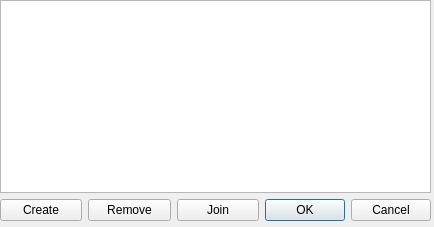
gitter-badger/simplechatclient, file ui/channel_homes.ui: the form before one commit.
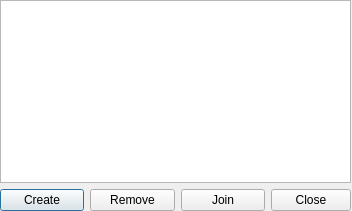
The form after the commit. Icons and pictures are not drawn.

Patch:
```diff
--- a/ui/channel_homes.ui
+++ b/ui/channel_homes.ui
@@ -6,20 +6,20 @@
    <rect>
     <x>0</x>
     <y>0</y>
-    <width>434</width>
-    <height>227</height>
+    <width>352</width>
+    <height>211</height>
    </rect>
   </property>
   <property name="minimumSize">
    <size>
-    <width>434</width>
-    <height>227</height>
+    <width>352</width>
+    <height>211</height>
    </size>
   </property>
   <property name="maximumSize">
    <size>
-    <width>434</width>
-    <height>227</height>
+    <width>352</width>
+    <height>211</height>
    </size>
   </property>
   <property name="windowTitle">
@@ -34,8 +34,8 @@
     <rect>
      <x>0</x>
      <y>0</y>
-     <width>431</width>
-     <height>221</height>
+     <width>351</width>
+     <height>211</height>
     </rect>
    </property>
    <layout class="QVBoxLayout" name="verticalLayout">
@@ -87,7 +87,7 @@
          </sizepolicy>
         </property>
         <property name="standardButtons">
-         <set>QDialogButtonBox::Cancel|QDialogButtonBox::Ok</set>
+         <set>QDialogButtonBox::Close</set>
         </property>
         <property name="centerButtons">
          <bool>false</bool>
```
Left out of the diff: 6 changed lines with no effect on the pictures.
